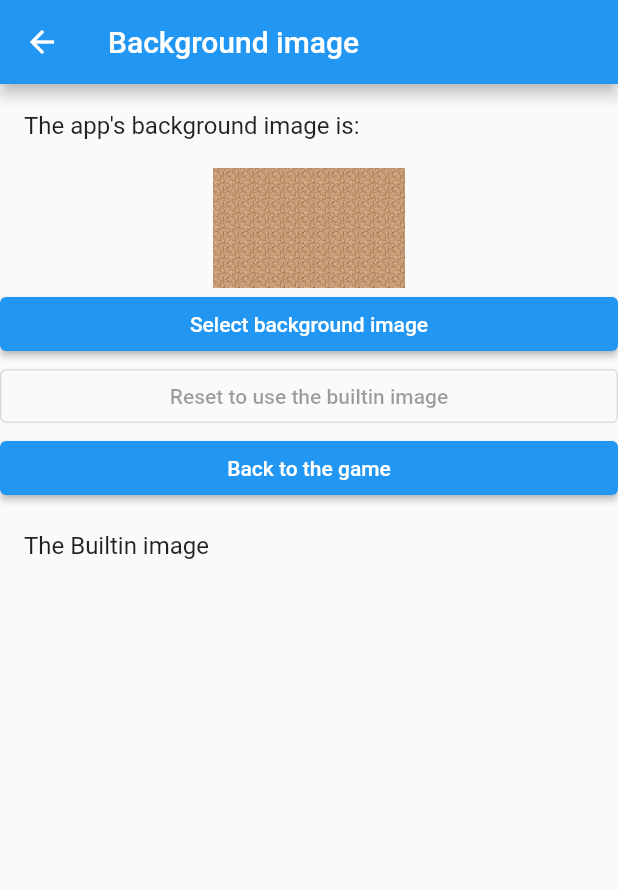
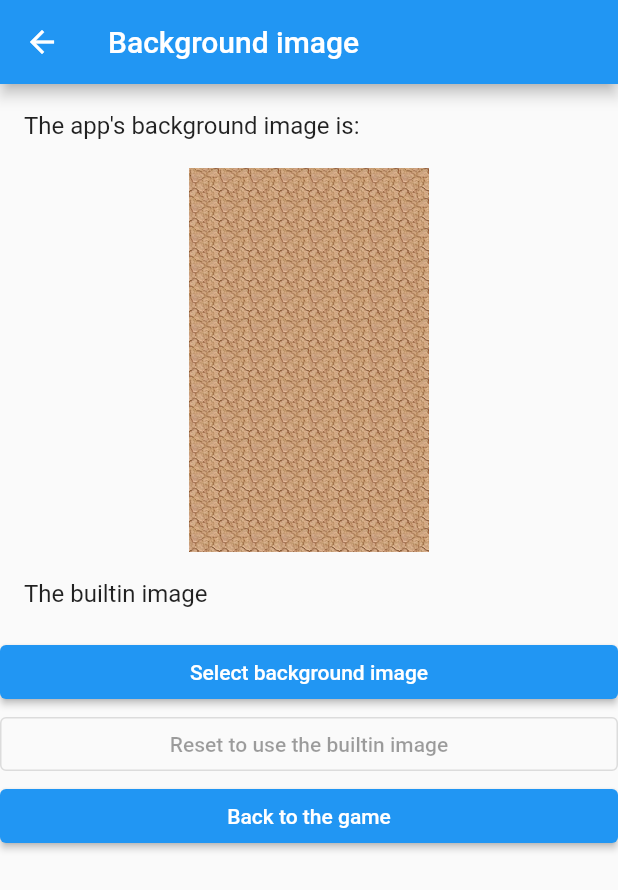
Before and after one commit to devviktoria/samples, a Flutter app: the SettingsForm screen opened directly, after a tap on "Select background image", on a phone screen of 412 x 824 dp. Shown: the top 890 px of the screen. Run offline on Flutter 3.47's test engine with Material 2 defaults, Android fonts, the phone set to English and light mode, and no system bars; our stand-ins replace file_picker.

Commit message:
Background image change continued

```diff
--- a/mouse_simulator/lib/settings_form.dart
+++ b/mouse_simulator/lib/settings_form.dart
@@ -1,10 +1,11 @@
 import 'dart:io';
 
+import 'package:file_picker/file_picker.dart';
 import 'package:flutter/material.dart';
-import 'package:flutter/services.dart';
 import 'package:flutter/widgets.dart';
-import 'package:path/path.dart';
-import 'package:file_picker/file_picker.dart';
+import 'package:provider/provider.dart';
+
+import 'background_image_model.dart';
 
 class SettingsForm extends StatefulWidget {
   @override
@@ -13,29 +14,13 @@ class SettingsForm extends StatefulWidget {
 
 class _SettingsFormState extends State<SettingsForm> {
   //final _formKey = GlobalKey<FormState>();
-
-  String _filePath = '';
-  String _filenameToDisplay = 'The Builtin image';
-  String _appPath = '';
-
-  Image get backgroundImage {
-    if (_filePath.isEmpty) {
-      return Image.asset(
-        'assets/images/defaultbackgroung.png',
-        width: 128,
-        height: 80,
-      );
-    } else {
-      return Image.file(
-        File(_filePath),
-        width: 128,
-        height: 80,
-      );
-    }
-  }
+  String _selectedFilePath = '';
 
   @override
   Widget build(BuildContext context) {
+    BackgroundImageModel backgroundImageModel =
+        context.watch<BackgroundImageModel>();
+
     return Scaffold(
       appBar: AppBar(
         title: Text('Background image'),
@@ -45,17 +30,20 @@ class _SettingsFormState extends State<SettingsForm> {
           ListTile(
             title: const Text("The app's background image is:"),
           ),
-          backgroundImage,
+          buildBackgroundImage(backgroundImageModel),
+          ListTile(
+            title: Text('${backgroundImageModel.fileNameToDisplay}'),
+          ),
           ElevatedButton(
             child: Text('Select background image'),
-            onPressed: () => _openFilePicker(),
+            onPressed: () => _selectNewFile(context),
           ),
           OutlinedButton(
             child: Text('Reset to use the builtin image'),
-            onPressed: _filePath.isEmpty
+            onPressed: backgroundImageModel.defaultImageIsUsed
                 ? null
                 : () {
-                    _resetToDefaultBackgroundImage();
+                    _resetToDefaultBackgroundImage(context);
                   },
           ),
           ElevatedButton(
@@ -63,53 +51,50 @@ class _SettingsFormState extends State<SettingsForm> {
             onPressed: () => Navigator.pop(context),
           ),
           ListTile(
-            title: Text('$_filenameToDisplay'),
+            title: Text('$_selectedFilePath'),
           ),
-          Text('$_appPath'),
         ],
       ),
     );
   }
 
-  void _openFilePicker() async {
+  void _selectNewFile(BuildContext context) async {
     FilePickerResult? result = await FilePicker.platform.pickFiles(
       type: FileType.custom,
       allowedExtensions: ['png', 'jpg', 'jpeg', 'gif', 'webp', 'bmp'],
     );
-    String dataDirectoryPath = await _getDataDirectoryPath();
 
-    if (result != null && dataDirectoryPath.isNotEmpty) {
-      File file = File(result.files.single.path as String);
+    if (result != null && result.files.single.path != null) {
+      setState(() {
+        _selectedFilePath = result.files.single.path as String;
+      });
 
-      String fileExtension = extension(result.files.single.path as String);
-      String filePath = dataDirectoryPath + '/custombgr$fileExtension';
-      file.copy(filePath);
-
-      setState(() {
-        if (result.files.single.path != null) {
-          _filePath = filePath;
-          _appPath = dataDirectoryPath;
-          _filenameToDisplay = _filePath;
-        }
-      });
+      Provider.of<BackgroundImageModel>(context, listen: false)
+          .selectNewFile(result.files.single.path as String);
     }
   }
 
-  Future<String> _getDataDirectoryPath() async {
-    final MethodChannel platform =
-        MethodChannel('com.devviktoria.mouse_simulator/datadirecorypath');
-    String dataDirectoryPath;
-    try {
-      dataDirectoryPath = await platform.invokeMethod('getDataDirectoryPath');
-    } on PlatformException {
-      dataDirectoryPath = "";
-    }
-
-    return dataDirectoryPath;
+  void _resetToDefaultBackgroundImage(BuildContext context) {
+    Provider.of<BackgroundImageModel>(context, listen: false)
+        .resetToDefaultBackgroundImage();
   }
 
-  void _resetToDefaultBackgroundImage() {
-    _filePath = '';
-    _filenameToDisplay = 'The Builtin image';
+  Image buildBackgroundImage(BackgroundImageModel backgroundImageModel) {
+    if (backgroundImageModel.defaultImageIsUsed) {
+      return Image.asset(
+        'assets/images/defaultbackgroung.png',
+        width: 160,
+        height: 256,
+      );
+    } else {
+      ImageCache().clear();
+
+      // print(imageCache.liveImageCount);
+      return Image(
+        image: backgroundImageModel.backgroundImageProvider,
+        width: 160,
+        height: 256,
+      );
+    }
   }
 }
```
Also changed, not shown: mouse_simulator/lib/background_image_model.dart (added, +99 -0 lines), mouse_simulator/lib/main.dart (+15 -5 lines), mouse_simulator/lib/main_page.dart (+15 -3 lines), mouse_simulator/assets/images/defaultbackgroung.png, 2 other files.
